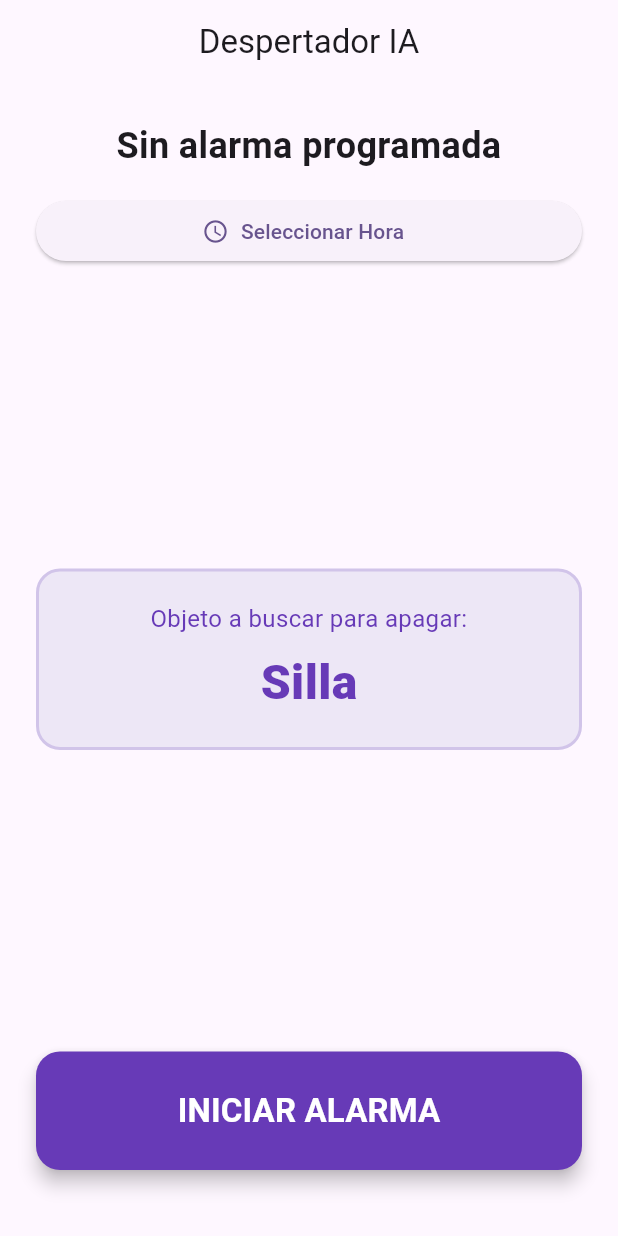
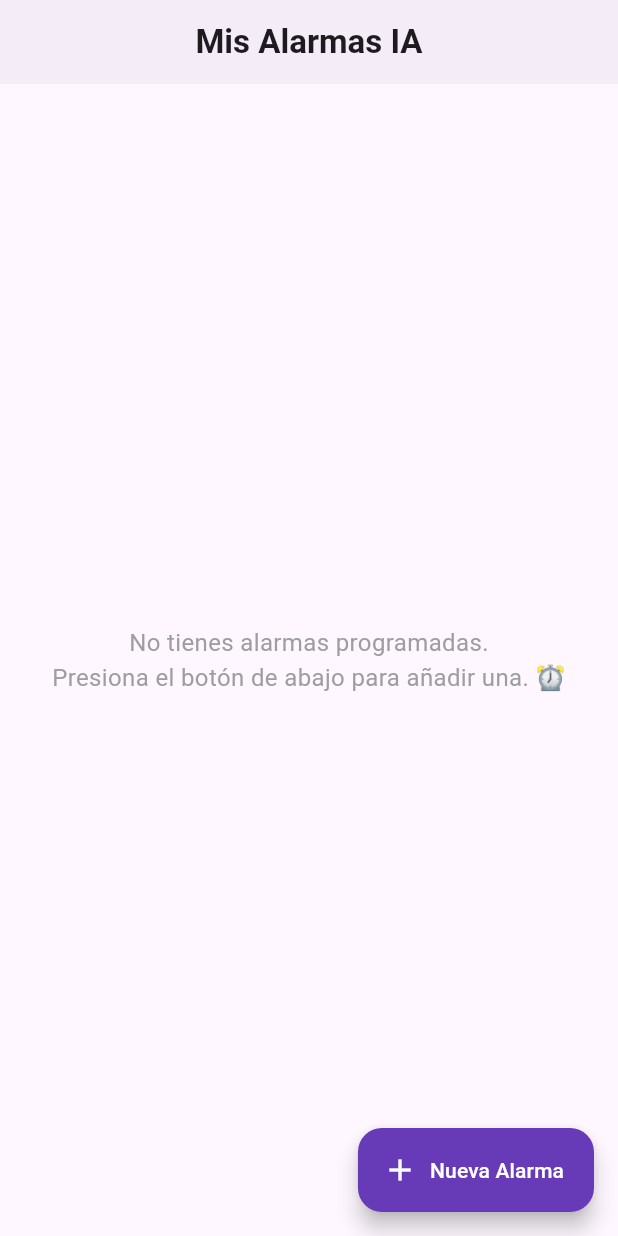
Before and after one commit to DebugggMax/Alarma-Molesta, a Flutter app: the screen it shows after launch, on a phone screen of 412 x 824 dp. Run offline on Flutter 3.47's test engine with Material 3 defaults, Android fonts, the phone set to English and light mode, and no system bars; our stand-ins replace audioplayers, camera; missing offline and left inert: google_mlkit_image_labeling.

Commit message:
alarma clase y home screen actualizado

```diff
--- /dev/null
+++ b/alarma_flutter/lib/models/alarm.dart
@@ -0,0 +1,15 @@
+import 'package:flutter/material.dart';
+
+class AlarmModel {
+  final String id;
+  TimeOfDay time;
+  bool isActive;
+  final String targetObject; // El objeto que la IA pedirá para esta alarma
+
+  AlarmModel({
+    required this.id,
+    required this.time,
+    this.isActive = true,
+    required this.targetObject,
+  });
+}
--- a/alarma_flutter/lib/screens/home_screen.dart
+++ b/alarma_flutter/lib/screens/home_screen.dart
@@ -1,5 +1,7 @@
+import 'dart:math';
 import 'package:flutter/material.dart';
-import 'camera_screen.dart'; // Importaremos la pantalla de la cámara
+import '../models/alarm.dart';
+import 'camera_screen.dart';
 
 class HomeScreen extends StatefulWidget {
   const HomeScreen({super.key});
@@ -9,20 +11,32 @@ class HomeScreen extends StatefulWidget {
 }
 
 class _HomeScreenState extends State<HomeScreen> {
-  TimeOfDay? _selectedTime;
+  // Nuestra lista dinámica de alarmas (empieza vacía)
+  final List<AlarmModel> _alarms = [];
 
-  // PD: Recordatorio de que más adelante este valor será Random
-  final String _targetObject = "Silla";
+  // Lista de objetos aleatorios para las misiones de la IA
+  final List<String> _possibleObjects = ['Silla', 'Taza', 'Control remoto', 'Botella'];
 
-  // Función para abrir el selector de hora nativo
-  Future<void> _selectTime(BuildContext context) async {
-    final TimeOfDay? picked = await showTimePicker(
+  // 🕒 FUNCIÓN POP-UP: Abre el reloj gigante y añade la alarma a la lista
+  Future<void> _openTimePickerPopUp(BuildContext context) async {
+    final TimeOfDay? pickedTime = await showTimePicker(
       context: context,
       initialTime: TimeOfDay.now(),
+      helpText: 'SELECCIONA LA HORA DE TU ALARMA',
     );
-    if (picked != null && picked != _selectedTime) {
+
+    if (pickedTime != null) {
+      // Elegimos un objeto al azar de la lista para la misión
+      final randomObject = _possibleObjects[Random().nextInt(_possibleObjects.length)];
+
       setState(() {
-        _selectedTime = picked;
+        _alarms.add(
+          AlarmModel(
+            id: DateTime.now().toString(), // ID único basado en el milisegundo actual
+            time: pickedTime,
+            targetObject: randomObject,
+          ),
+        );
       });
     }
   }
@@ -31,88 +45,91 @@ class _HomeScreenState extends State<HomeScreen> {
   Widget build(BuildContext context) {
     return Scaffold(
       appBar: AppBar(
-        title: const Text('Despertador IA'),
+        title: const Text('Mis Alarmas IA', style: TextStyle(fontWeight: FontWeight.bold)),
         centerTitle: true,
-      ),
-      body: Padding(
-        padding: const EdgeInsets.all(24.0),
-        child: Column(
-          mainAxisAlignment: MainAxisAlignment.center,
-          crossAxisAlignment: CrossAxisAlignment.stretch,
-          children: [
-            // --- SECCIÓN DEL RELOJ ---
-            Text(
-              _selectedTime != null
-                  ? "Alarma programada:\n${_selectedTime!.format(context)}"
-                  : "Sin alarma programada",
-              textAlign: TextAlign.center,
-              style: const TextStyle(fontSize: 24, fontWeight: FontWeight.w600),
-            ),
-            const SizedBox(height: 16),
-            ElevatedButton.icon(
-              onPressed: () => _selectTime(context),
-              icon: const Icon(Icons.access_time),
-              label: const Text('Seleccionar Hora'),
+        elevation: 2,
       ),
 
-            const Spacer(),
+      // Si no hay alarmas, mostramos un letrero bonito. Si hay, mostramos la lista.
+      body: _alarms.isEmpty
+          ? const Center(
+              child: Text(
+                'No tienes alarmas programadas.\nPresiona el botón de abajo para añadir una. ⏰',
+                textAlign: TextAlign.center,
+                style: TextStyle(fontSize: 16, color: Colors.grey),
+              ),
+            )
+          : ListView.builder(
+              padding: const EdgeInsets.all(16),
+              itemCount: _alarms.length,
+              itemBuilder: (context, index) {
+                final alarm = _alarms[index];
 
-            // --- SECCIÓN DE LA MISIÓN (OBJETO) ---
-            Container(
-              padding: const EdgeInsets.all(20),
-              decoration: BoxDecoration(
-                color: Colors.deepPurple.shade50,
-                borderRadius: BorderRadius.circular(16),
-                border: Border.all(color: Colors.deepPurple.shade100, width: 2),
+                return Card(
+                  margin: const EdgeInsets.only(bottom: 12),
+                  elevation: 3,
+                  shape: RoundedRectangleBorder(borderRadius: BorderRadius.circular(16)),
+                  child: ListTile(
+                    contentPadding: const EdgeInsets.symmetric(horizontal: 20, vertical: 10),
+
+                    // Hora de la alarma en grande
+                    title: Text(
+                      alarm.time.format(context),
+                      style: TextStyle(
+                        fontSize: 32,
+                        fontWeight: FontWeight.bold,
+                        color: alarm.isActive ? Colors.deepPurple : Colors.grey,
                       ),
-              child: Column(
+                    ),
+
+                    // Misión asignada debajo de la hora
+                    subtitle: Padding(
+                      padding: const EdgeInsets.only(top: 8.0),
+                      child: Row(
                         children: [
-                  const Text(
-                    "Objeto a buscar para apagar:",
-                    style: TextStyle(fontSize: 16, color: Colors.deepPurple),
-                    textAlign: TextAlign.center,
-                  ),
-                  const SizedBox(height: 8),
+                          const Icon(Icons.psychology, size: 18, color: Colors.deepPurple),
+                          const SizedBox(width: 6),
                           Text(
-                    _targetObject,
-                    style: const TextStyle(
-                      fontSize: 32,
-                      fontWeight: FontWeight.w900,
-                      color: Colors.deepPurple
+                            'Misión: Buscar "${alarm.targetObject}"',
+                            style: TextStyle(
+                              color: alarm.isActive ? Colors.black : Colors.grey,
+                              fontWeight: FontWeight.w500,
                             ),
                           ),
                         ],
                       ),
                     ),
 
-            const Spacer(),
+                    // El interruptor (Switch) para activar/desactivar
+                    trailing: Switch(
+                      value: alarm.isActive,
+                      activeColor: Colors.deepPurple,
+                      onChanged: (value) {
+                        setState(() {
+                          alarm.isActive = value;
+                        });
 
-            // --- BOTÓN GIGANTE ---
-            ElevatedButton(
-              style: ElevatedButton.styleFrom(
-                padding: const EdgeInsets.symmetric(vertical: 24),
-                backgroundColor: Colors.deepPurple,
-                foregroundColor: Colors.white,
-                shape: RoundedRectangleBorder(
-                  borderRadius: BorderRadius.circular(16),
-                ),
-                elevation: 5,
-              ),
-              onPressed: () {
-                // Navegación a la pantalla de la cámara
+                        // SIMULACIÓN: Si el usuario enciende la alarma, simulamos que suena mandándolo a la cámara
+                        if (value) {
                           Navigator.push(
                             context,
                             MaterialPageRoute(builder: (context) => const CameraScreen()),
                           );
+                        }
                       },
-              child: const Text(
-                'INICIAR ALARMA',
-                style: TextStyle(fontSize: 22, fontWeight: FontWeight.bold),
                     ),
                   ),
-            const SizedBox(height: 20),
-          ],
+                );
+              },
             ),
+
+      // ➕ Botón Flotante para añadir alarmas (esquinas redondeadas estilo Material 3)
+      floatingActionButton: FloatingActionButton.extended(
+        onPressed: () => _openTimePickerPopUp(context),
+        backgroundColor: Colors.deepPurple,
+        foregroundColor: Colors.white,
+        icon: const Icon(Icons.add),
+        label: const Text('Nueva Alarma'),
       ),
     );
   }
```
Lines whose indentation alone changed are shown as unchanged.
